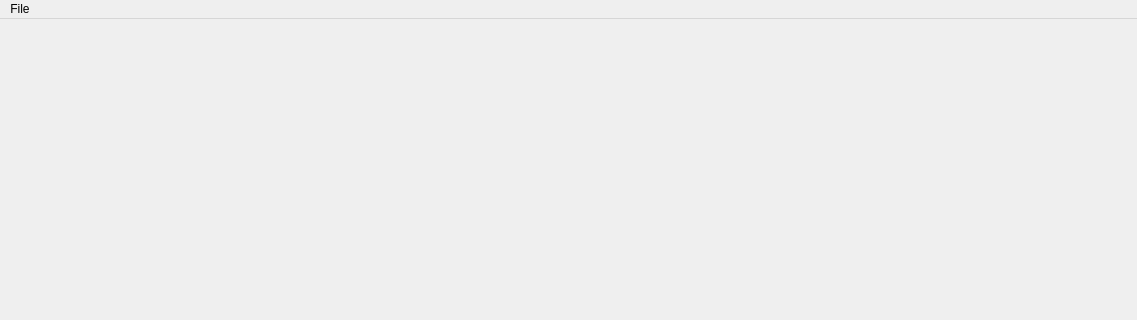
First picture: the form in src/mainwindow.ui, repository dev-gazer/OpenQVision, before the edit; both pictures show x 0 to 1137 and y 0 to 320 of the 1137 by 756 pixel window.
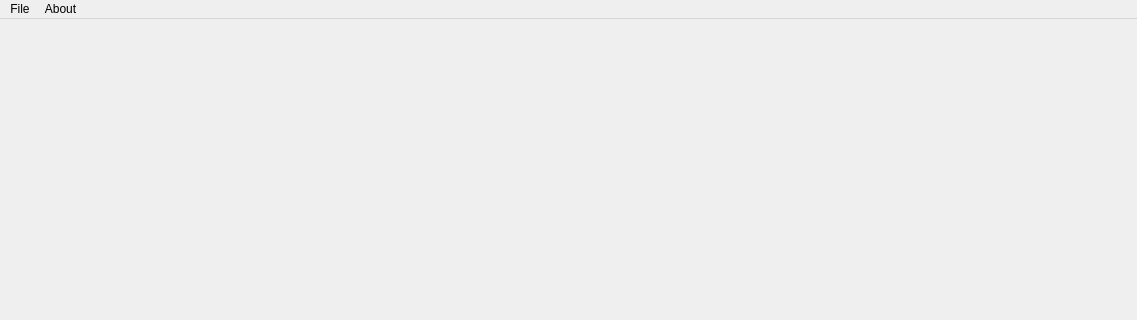
Second picture: the form after the edit.

Commit message: Adding About OpenQVision and License to the About Menu

Patch:
```diff
--- a/src/mainwindow.ui
+++ b/src/mainwindow.ui
@@ -181,7 +181,15 @@
     </property>
     <addaction name="actionClose"/>
    </widget>
+   <widget class="QMenu" name="menuAbout">
+    <property name="title">
+     <string>About</string>
+    </property>
+    <addaction name="actionAbout_OpenQVision"/>
+    <addaction name="actionLicense"/>
+   </widget>
    <addaction name="menuClose"/>
+   <addaction name="menuAbout"/>
   </widget>
   <widget class="QStatusBar" name="statusbar"/>
   <action name="actionClose">
```
Left out of the diff: 10 changed lines with no effect on the pictures. The commit also changes 3 other files.
